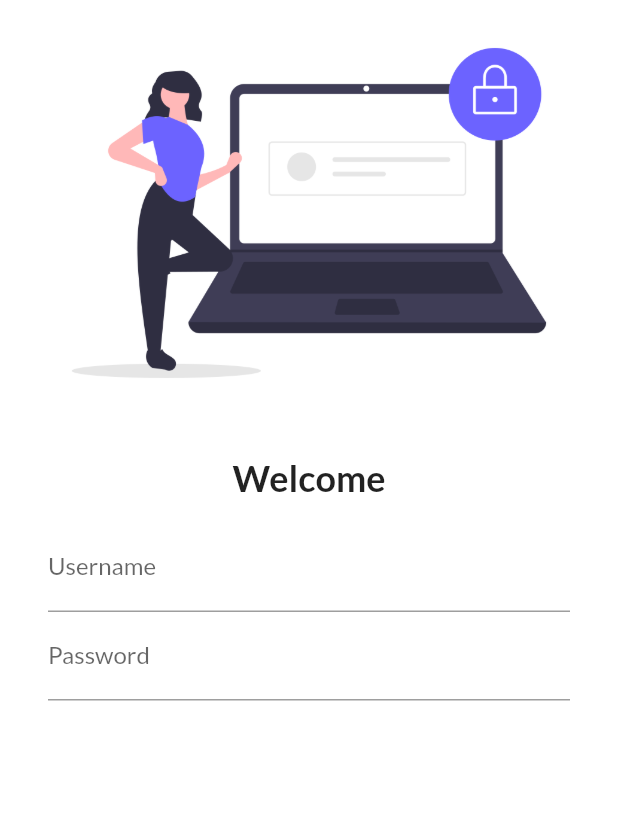
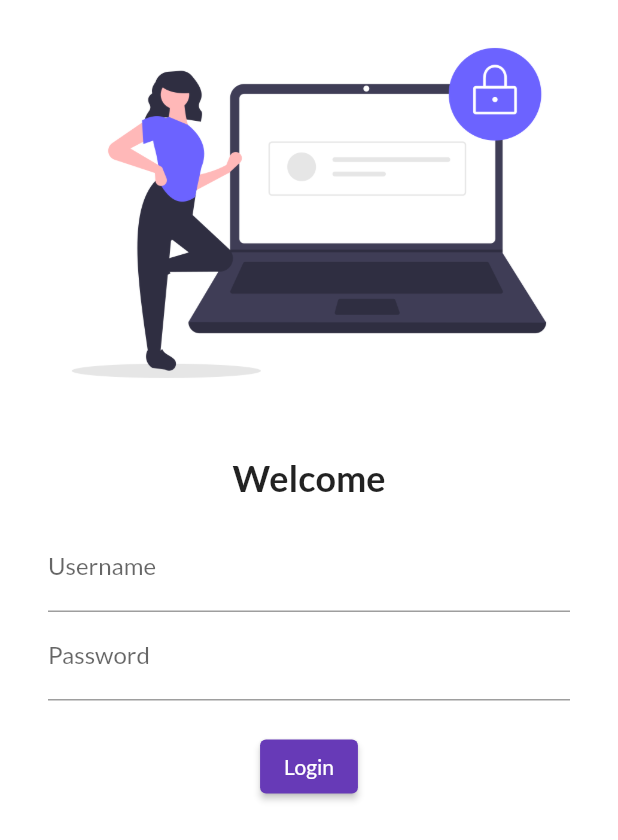
Before and after one commit to sarthakroy988/learnFlutter, a Flutter app: the screen it shows after launch, on a phone screen of 412 x 824 dp. Shown: the top 840 px of the screen. Run offline on Flutter 3.47's test engine with Material 2 defaults, Android fonts, the phone set to English and light mode, and no system bars; our stand-ins replace google_fonts.

Commit message:
Day 4 Completed

```diff
--- a/lib/pages/login_page.dart
+++ b/lib/pages/login_page.dart
@@ -44,6 +44,14 @@ class LoginPage extends StatelessWidget {
                 const SizedBox(
                   height: 20.0,
                 ),
+                ElevatedButton(
+                  child: const Text("Login"),
+                  style: TextButton.styleFrom(),
+                  onPressed: () {
+                    // ignore: avoid_print
+                    print("Login clicked");
+                  },
+                )
               ],
             ),
           ),
```
